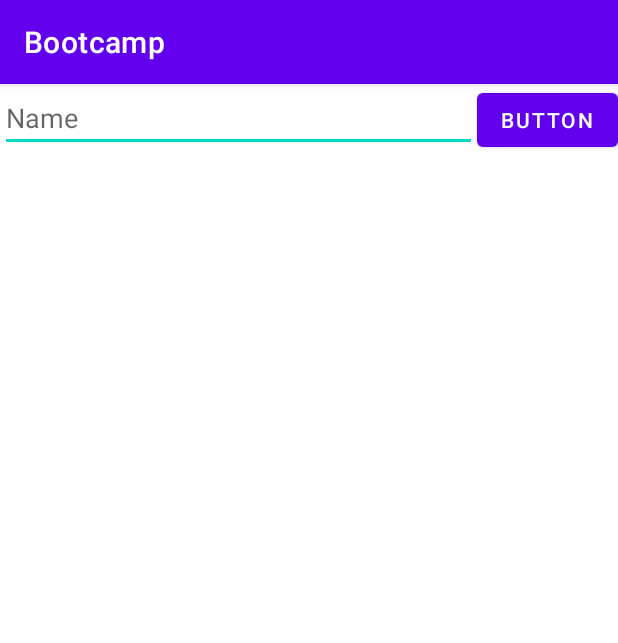
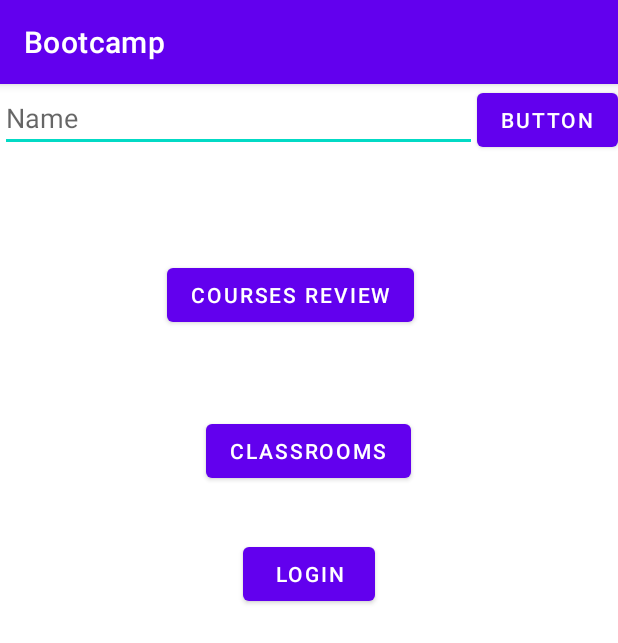
Before and after one commit to LesGolems/RateMyEPFL, an Android app: the screen it shows after launch (MainActivity), on a phone screen of 412 x 824 dp. Shown: the top 643 px of the screen. Run offline under Robolectric (Android 15) with nearby library versions, the phone set to English and light mode, and no system bars.

Commit message:
Create a basic MainActivity

```diff
--- a/app/src/main/res/layout/activity_main.xml
+++ b/app/src/main/res/layout/activity_main.xml
@@ -25,4 +25,46 @@
         app:layout_constraintRight_toRightOf="parent"
         app:layout_constraintTop_toTopOf="@id/mainName" />
 
+    <Button
+        android:id="@+id/coursesReviewButton"
+        android:layout_width="wrap_content"
+        android:layout_height="wrap_content"
+        android:layout_marginStart="111dp"
+        android:layout_marginTop="71dp"
+        android:layout_marginEnd="135dp"
+        android:layout_marginBottom="28dp"
+        android:text="Courses review"
+        app:layout_constraintBottom_toTopOf="@+id/classroomReviewButton"
+        app:layout_constraintEnd_toEndOf="parent"
+        app:layout_constraintHorizontal_bias="0.0"
+        app:layout_constraintStart_toStartOf="parent"
+        app:layout_constraintTop_toBottomOf="@+id/mainName" />
+
+    <Button
+        android:id="@+id/classroomReviewButton"
+        android:layout_width="wrap_content"
+        android:layout_height="wrap_content"
+        android:layout_marginStart="137dp"
+        android:layout_marginTop="28dp"
+        android:layout_marginEnd="138dp"
+        android:layout_marginBottom="34dp"
+        android:text="Classrooms"
+        app:layout_constraintBottom_toTopOf="@+id/loginButton"
+        app:layout_constraintEnd_toEndOf="parent"
+        app:layout_constraintHorizontal_bias="0.0"
+        app:layout_constraintStart_toStartOf="parent"
+        app:layout_constraintTop_toBottomOf="@+id/coursesReviewButton" />
+
+    <Button
+        android:id="@+id/loginButton"
+        android:layout_width="wrap_content"
+        android:layout_height="wrap_content"
+        android:layout_marginStart="161dp"
+        android:layout_marginTop="34dp"
+        android:layout_marginEnd="162dp"
+        android:text="Login"
+        app:layout_constraintEnd_toEndOf="parent"
+        app:layout_constraintStart_toStartOf="parent"
+        app:layout_constraintTop_toBottomOf="@+id/classroomReviewButton" />
+
 </androidx.constraintlayout.widget.ConstraintLayout>
```
